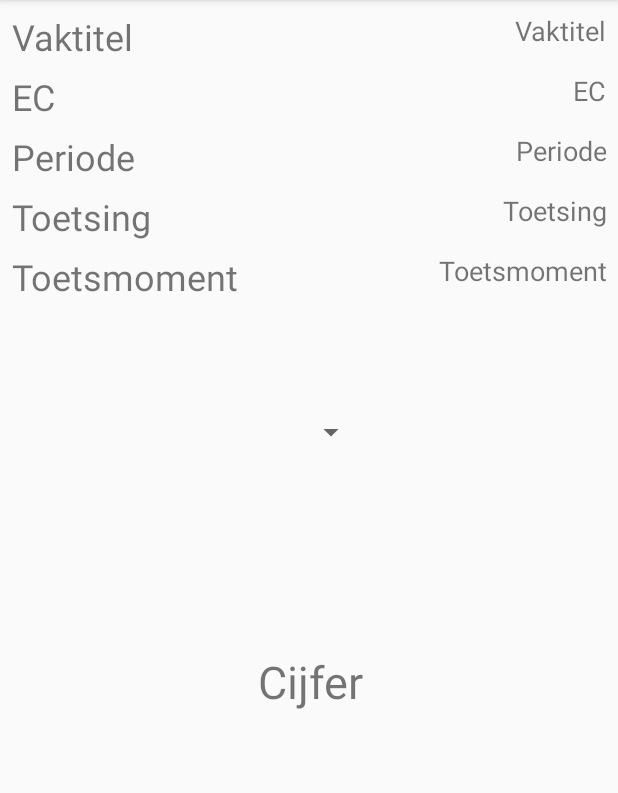
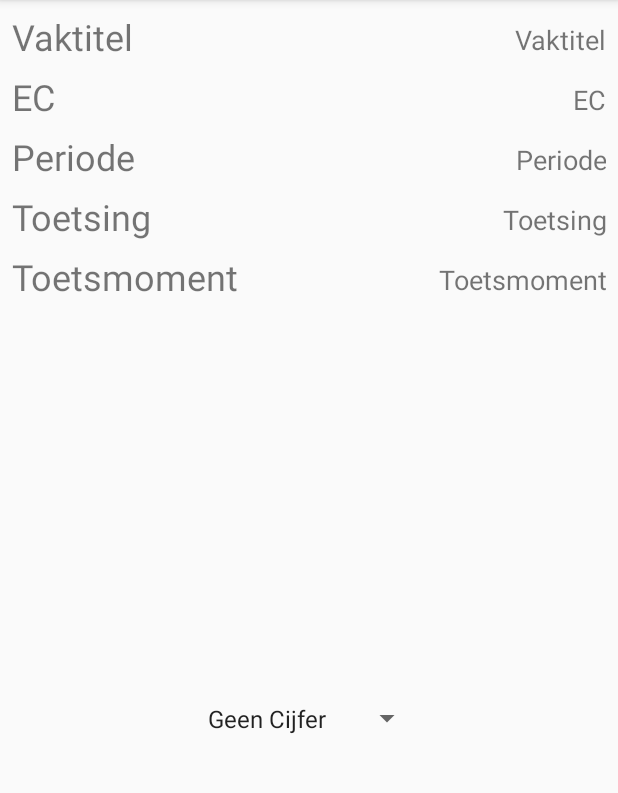
Before and after one commit to Joepin8/Course_Manager, an Android app: the VakInfo screen opened directly, with no data from a screen before it, on a phone screen of 412 x 824 dp, the part 84-877 px from its top. Run offline under Robolectric (Android 15) with nearby library versions, the phone set to English and light mode, and no system bars; our stand-ins replace Firebase (no records; nobody signed in at launch, a user with empty details on screens opened directly); 10 statements that could not run were skipped.

Commit message:
onvoldoende en voldoende worden opgeslagen en je krijgt of een dropdown bij vakken die dat nodig hebben of een textfill voor decimale cijfers

```diff
--- a/app/src/main/java/ikpmd/westgeestoonk/course_manager/VakInfo.java
+++ b/app/src/main/java/ikpmd/westgeestoonk/course_manager/VakInfo.java
@@ -6,15 +6,18 @@ import android.util.Log;
 import android.view.View;
 import android.widget.AdapterView;
 import android.widget.ArrayAdapter;
+import android.widget.EditText;
 import android.widget.Spinner;
 import android.widget.TextView;
 import android.widget.Toast;
+
 
 import com.google.firebase.auth.FirebaseAuth;
 
 import java.util.ArrayList;
 import java.util.List;
 
+import ikpmd.westgeestoonk.course_manager.Enums.Toetsing;
 import ikpmd.westgeestoonk.course_manager.Models.Course_Model;
 
 public class VakInfo extends AppCompatActivity implements AdapterView.OnItemSelectedListener {
@@ -24,7 +27,9 @@ public class VakInfo extends AppCompatActivity implements AdapterView.OnItemSele
     private TextView Periode;
     private TextView Toetsing;
     private TextView Toetsmoment;
-    private TextView Cijfer;
+    private Spinner TekstCijfer;
+    private EditText DecimaalCijfer;
+
 
     @Override
     protected void onCreate(Bundle savedInstanceState) {
@@ -42,36 +47,54 @@ public class VakInfo extends AppCompatActivity implements AdapterView.OnItemSele
         Periode = (TextView) findViewById(R.id.Periode);
         Toetsing = (TextView) findViewById(R.id.Toetsing);
         Toetsmoment = (TextView) findViewById(R.id.ToetsMoment);
-        Cijfer = (TextView) findViewById(R.id.Cijfer);
+        Spinner TekstCijfer = (Spinner) findViewById(R.id.TekstCijfer);
+        EditText DecimaalCijfer = (EditText) findViewById(R.id.DecimaalCijfer);
 
         Vaktitel.setText(vak.getNaam());
         EC.setText(String.valueOf(vak.getEC()));
         Periode.setText(String.valueOf(vak.getPeriode()));
         Toetsing.setText(vak.getToetsing().toString());
         Toetsmoment.setText(vak.getToetsmoment());
-        Cijfer.setText(vak.getCijfer());      // Spinner element
-        Spinner spinner = (Spinner) findViewById(R.id.spinner);
+
+
 
         // Spinner click listener
-        spinner.setOnItemSelectedListener(this);
+        TekstCijfer.setOnItemSelectedListener(this);
 
         // Spinner Drop down elements
         List<String> categories = new ArrayList<String>();
-        categories.add("Automobile");
-        categories.add("Business Services");
-        categories.add("Computers");
-        categories.add("Education");
-        categories.add("Personal");
-        categories.add("Travel");
+        categories.add("Geen Cijfer");
+        categories.add("Voldoende");
+        categories.add("Onvoldoende");
 
-        // Creating adapter for spinner
+
+
+              // Creating adapter for spinner
         ArrayAdapter<String> dataAdapter = new ArrayAdapter<String>(this, android.R.layout.simple_spinner_item, categories);
 
         // Drop down layout style - list view with radio button
         dataAdapter.setDropDownViewResource(android.R.layout.simple_spinner_dropdown_item);
 
         // attaching data adapter to spinner
-        spinner.setAdapter(dataAdapter);
+        TekstCijfer.setAdapter(dataAdapter);
+
+        if(vak.getToetsing().equals(ikpmd.westgeestoonk.course_manager.Enums.Toetsing.Portfolio) ||
+                vak.getToetsing().equals(ikpmd.westgeestoonk.course_manager.Enums.Toetsing.Praktijkopdracht)||
+                vak.getToetsing().equals(ikpmd.westgeestoonk.course_manager.Enums.Toetsing.Projectoplevering)||
+                vak.getToetsing().equals(ikpmd.westgeestoonk.course_manager.Enums.Toetsing.Assessment)){
+            DecimaalCijfer.setVisibility(View.GONE);
+
+        }
+        else{
+            TekstCijfer.setVisibility(View.GONE);
+        }
+        switch(vak.getCijfer()){
+            case "Geen cijfer": TekstCijfer.setSelection(0);
+                                break;
+            case "Voldoende": TekstCijfer.setSelection(1);
+                                break;
+            case "Onvoldoende": TekstCijfer.setSelection(2);
+        }
 
     }
 
@@ -79,9 +102,10 @@ public class VakInfo extends AppCompatActivity implements AdapterView.OnItemSele
     public void onItemSelected(AdapterView<?> parent, View view, int position, long id) {
         // On selecting a spinner item
         String item = parent.getItemAtPosition(position).toString();
+        vak.setCijfer(item, getApplicationContext(), FirebaseAuth.getInstance().getUid());
 
         // Showing selected spinner item
-        Toast.makeText(parent.getContext(), "Selected: " + item, Toast.LENGTH_LONG).show();
+        Toast.makeText(parent.getContext(), "Selected: " + item, Toast.LENGTH_SHORT).show();
     }
     public void onNothingSelected(AdapterView<?> arg0) {
         // TODO Auto-generated method stub
--- a/app/src/main/res/layout/activity_vak_info.xml
+++ b/app/src/main/res/layout/activity_vak_info.xml
@@ -91,6 +91,7 @@
             android:layout_marginStart="8dp"
             android:layout_marginTop="8dp"
             android:orientation="vertical"
+            android:paddingTop="6dp"
             app:layout_constraintBottom_toBottomOf="parent"
             app:layout_constraintEnd_toEndOf="parent"
             app:layout_constraintHorizontal_bias="0"
@@ -153,27 +154,10 @@
         </LinearLayout>
     </LinearLayout>
 
-    <TextView
-        android:id="@+id/Cijfer"
-        android:layout_width="137dp"
-        android:layout_height="110dp"
-        android:layout_marginBottom="8dp"
-        android:layout_marginEnd="8dp"
-        android:layout_marginStart="8dp"
-        android:layout_marginTop="8dp"
-        android:text="Cijfer"
-        android:textAlignment="center"
-        android:textSize="30sp"
-        app:layout_constraintBottom_toBottomOf="parent"
-        app:layout_constraintEnd_toEndOf="parent"
-        app:layout_constraintHorizontal_bias="0.502"
-        app:layout_constraintStart_toStartOf="parent"
-        app:layout_constraintTop_toBottomOf="@+id/linearLayout3" />
-
     <Spinner
-        android:id="@+id/spinner"
-        android:layout_width="77dp"
-        android:layout_height="72dp"
+        android:id="@+id/TekstCijfer"
+        android:layout_width="151dp"
+        android:layout_height="50dp"
         android:layout_marginBottom="8dp"
         android:layout_marginEnd="8dp"
         android:layout_marginStart="8dp"
@@ -183,6 +167,21 @@
         app:layout_constraintHorizontal_bias="0.501"
         app:layout_constraintStart_toStartOf="parent"
         app:layout_constraintTop_toBottomOf="@+id/linearLayout3"
-        app:layout_constraintVertical_bias="0.074" />
+        app:layout_constraintVertical_bias="0.481" />
+
+    <EditText
+        android:id="@+id/DecimaalCijfer"
+        android:layout_width="149dp"
+        android:layout_height="131dp"
+        android:layout_marginBottom="8dp"
+        android:layout_marginEnd="8dp"
+        android:layout_marginStart="8dp"
+        android:layout_marginTop="8dp"
+        android:ems="10"
+        android:inputType="numberDecimal"
+        app:layout_constraintBottom_toBottomOf="parent"
+        app:layout_constraintEnd_toEndOf="parent"
+        app:layout_constraintStart_toStartOf="parent"
+        app:layout_constraintTop_toBottomOf="@+id/linearLayout3" />
 
 </android.support.constraint.ConstraintLayout>
```
